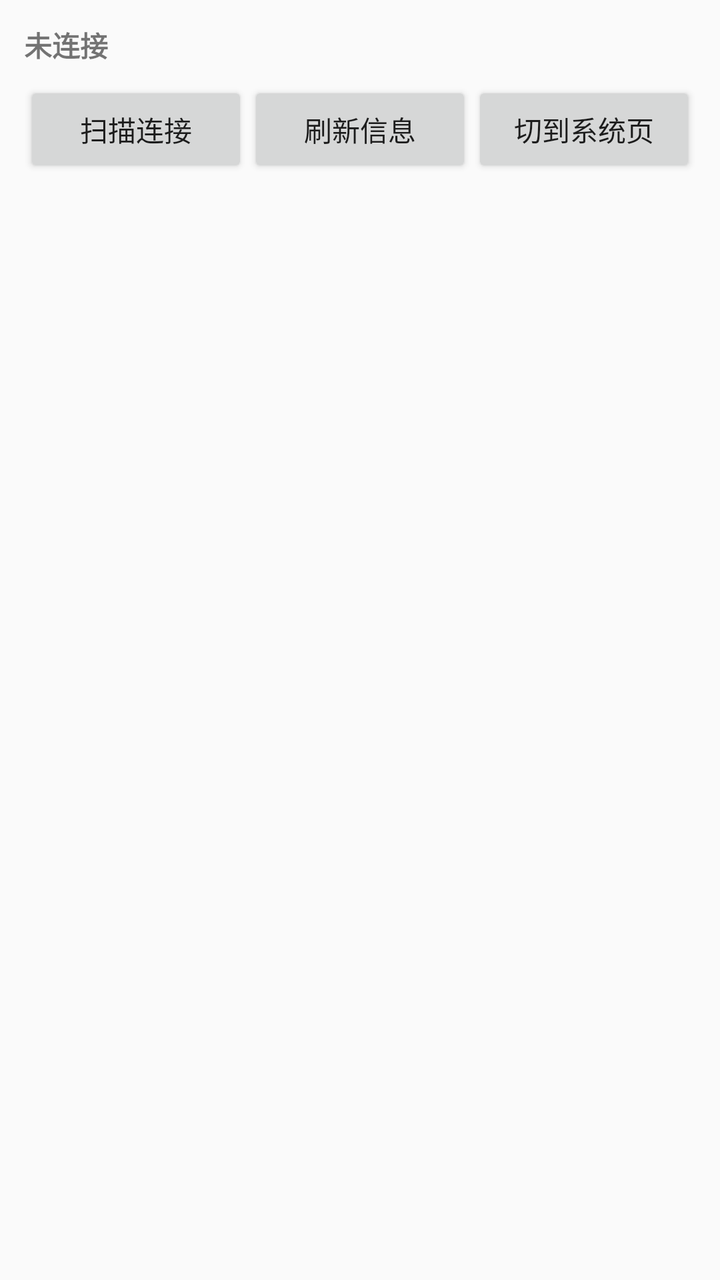
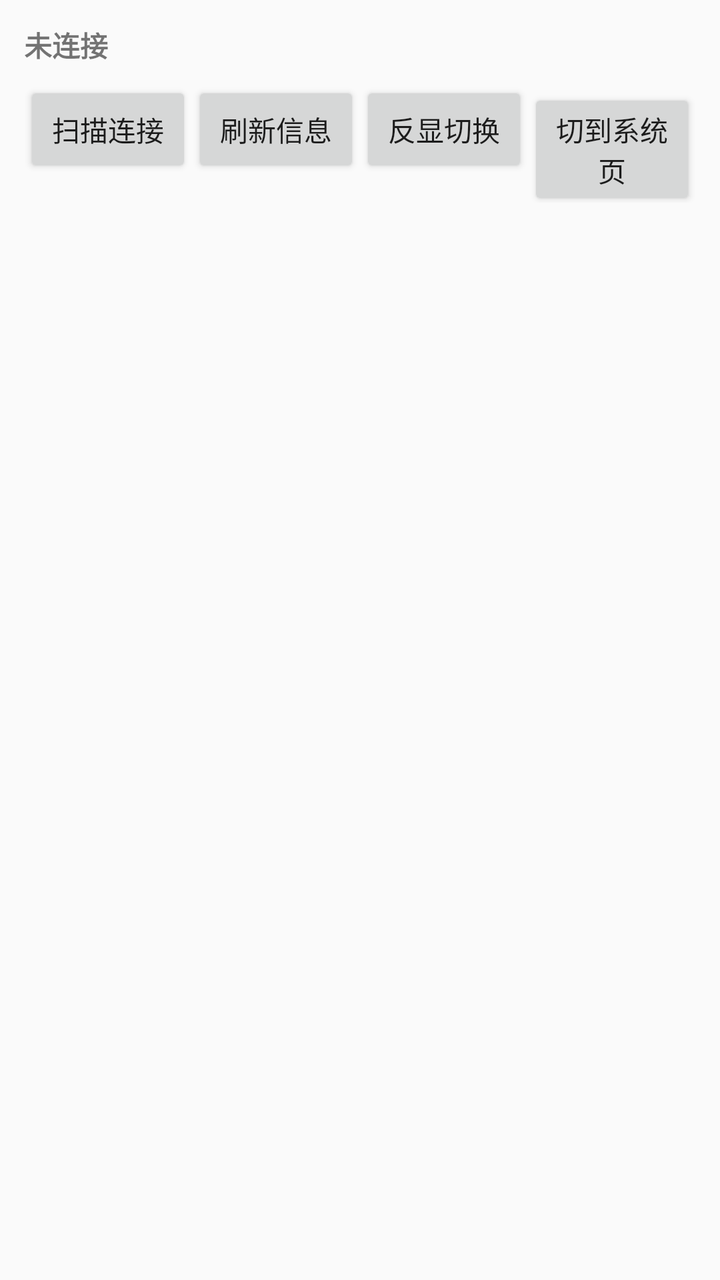

An Android layout rendered at two revisions. The XML below is the earlier revision; the diff shows what the commit changed to produce the second picture.
<!-- AndroidManifest.xml: application theme android:Theme.Material.Light.DarkActionBar -->
<!-- res/layout/activity_sys.xml -->
<?xml version="1.0" encoding="utf-8"?>
<LinearLayout xmlns:android="http://schemas.android.com/apk/res/android"
    android:layout_width="match_parent"
    android:layout_height="match_parent"
    android:orientation="vertical"
    android:padding="12dp">

    <TextView
        android:id="@+id/tvStatus"
        android:layout_width="match_parent"
        android:layout_height="wrap_content"
        android:text="未连接"
        android:textSize="14sp"
        android:textStyle="bold"
        android:paddingBottom="8dp" />

    <LinearLayout
        android:layout_width="match_parent"
        android:layout_height="wrap_content"
        android:orientation="horizontal">

        <Button
            android:id="@+id/btnConnect"
            android:layout_width="0dp"
            android:layout_weight="1"
            android:layout_height="wrap_content"
            android:text="扫描连接" />

        <Button
            android:id="@+id/btnRefresh"
            android:layout_width="0dp"
            android:layout_weight="1"
            android:layout_height="wrap_content"
            android:text="刷新信息" />

        <Button
            android:id="@+id/btnSysScreen"
            android:layout_width="0dp"
            android:layout_weight="1"
            android:layout_height="wrap_content"
            android:text="切到系统页" />
    </LinearLayout>

    <TextView
        android:id="@+id/tvInfo"
        android:layout_width="match_parent"
        android:layout_height="0dp"
        android:layout_weight="1"
        android:textSize="15sp"
        android:paddingTop="8dp"
        android:fontFamily="monospace" />

    <ScrollView
        android:id="@+id/logWrap"
        android:layout_width="match_parent"
        android:layout_height="140dp">

        <TextView
            android:id="@+id/tvLog"
            android:layout_width="match_parent"
            android:layout_height="wrap_content"
            android:textSize="12sp"
            android:fontFamily="monospace" />
    </ScrollView>
</LinearLayout>
<!-- resources referenced by this layout -->
<resources>

</resources>

<!-- the commit's change to res/layout/activity_sys.xml (unified diff, before → after) -->
@@ -34,6 +34,13 @@
             android:text="刷新信息" />
 
         <Button
+            android:id="@+id/btnInv"
+            android:layout_width="0dp"
+            android:layout_weight="1"
+            android:layout_height="wrap_content"
+            android:text="反显切换" />
+
+        <Button
             android:id="@+id/btnSysScreen"
             android:layout_width="0dp"
             android:layout_weight="1"
